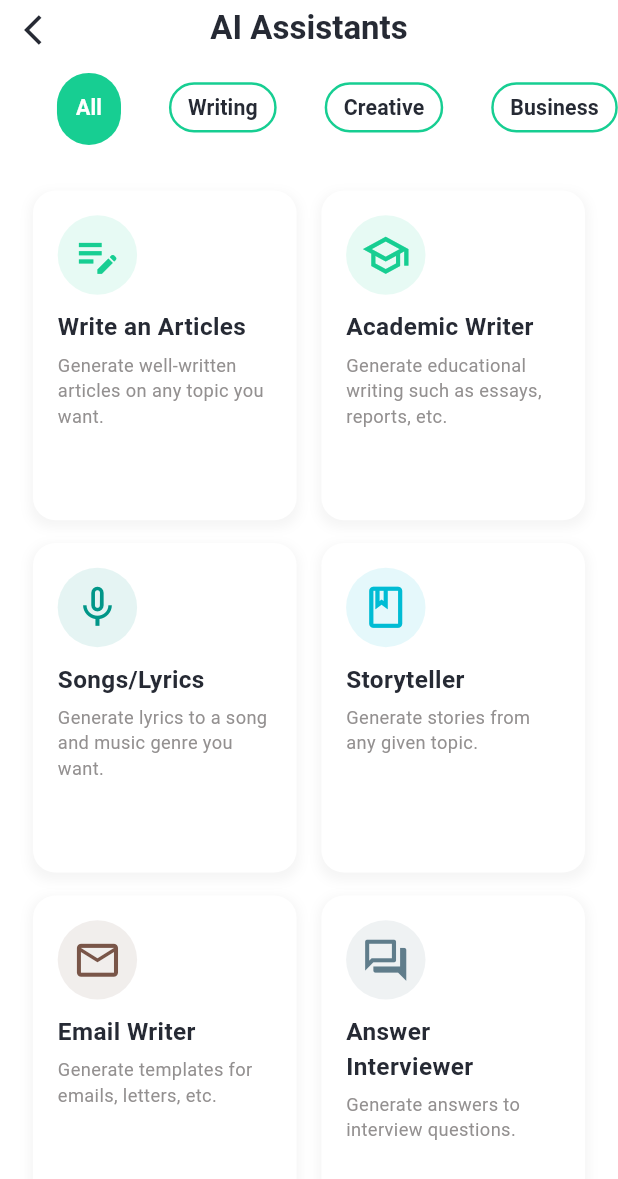
After one commit to mohamedbakr2005/Chatty_Ai, a Flutter app: the AiAssistantsScreen screen opened directly, on a phone screen of 412 x 824 dp. The commit adds this screen. Shown: the top 1179 px of the screen. Run offline on Flutter 3.47's test engine with Material 3 defaults, Android fonts, the phone set to English and light mode, and no system bars; our stand-ins replace flutter_bloc, flutter_screenutil, hive, hive_flutter, loading_animation_widget, share_plus; accounts and stored records are empty.

Commit message:
Create Ai-Assistants Screen

```diff
--- /dev/null
+++ b/lib/views/AI-Assistants/ui/Ai_Assistants_screen.dart
@@ -0,0 +1,311 @@
+import 'package:chatty_ai/core/constants/app_colors.dart';
+import 'package:chatty_ai/core/constants/app_spacing.dart';
+import 'package:flutter/material.dart';
+import 'package:flutter_screenutil/flutter_screenutil.dart';
+
+class AiAssistantsScreen extends StatefulWidget {
+  const AiAssistantsScreen({super.key});
+
+  @override
+  State<AiAssistantsScreen> createState() => _AiAssistantsScreenState();
+}
+
+class _AiAssistantsScreenState extends State<AiAssistantsScreen> {
+  final List<String> _categories = [
+    "All",
+    "Writing",
+    "Creative",
+    "Business",
+    "Social Media",
+    "Developer",
+    "Personal",
+    "Others",
+  ];
+  String _selectedCategory = "All";
+
+  final Map<String, List<Map<String, dynamic>>> _assistantsByCategory = {
+    "Writing": [
+      {
+        "icon": Icons.edit_note,
+        "iconColor": AppColors.primary,
+        "title": "Write an Articles",
+        "subtitle": "Generate well-written articles on any topic you want.",
+        "bgColor": AppColors.primary.withOpacity(0.1),
+      },
+      {
+        "icon": Icons.school_outlined,
+        "iconColor": AppColors.primary,
+        "title": "Academic Writer",
+        "subtitle":
+            "Generate educational writing such as essays, reports, etc.",
+        "bgColor": AppColors.primary.withOpacity(0.1),
+      },
+    ],
+    "Creative": [
+      {
+        "icon": Icons.mic_none,
+        "iconColor": Colors.teal,
+        "title": "Songs/Lyrics",
+        "subtitle": "Generate lyrics to a song and music genre you want.",
+        "bgColor": Colors.teal.withOpacity(0.1),
+      },
+      {
+        "icon": Icons.book_outlined,
+        "iconColor": Colors.cyan,
+        "title": "Storyteller",
+        "subtitle": "Generate stories from any given topic.",
+        "bgColor": Colors.cyan.withOpacity(0.1),
+      },
+    ],
+    "Business": [
+      {
+        "icon": Icons.mail_outline,
+        "iconColor": Colors.brown,
+        "title": "Email Writer",
+        "subtitle": "Generate templates for emails, letters, etc.",
+        "bgColor": Colors.brown.withOpacity(0.1),
+      },
+      {
+        "icon": Icons.question_answer_outlined,
+        "iconColor": Colors.blueGrey,
+        "title": "Answer Interviewer",
+        "subtitle": "Generate answers to interview questions.",
+        "bgColor": Colors.blueGrey.withOpacity(0.1),
+      },
+    ],
+    "Social Media": [
+      {
+        "icon": Icons.facebook,
+        "iconColor": AppColors.primary,
+        "title": "LinkedIn",
+        "subtitle": "Create attention-grabbing posts on LinkedIn.",
+        "bgColor": AppColors.primary.withOpacity(0.1),
+      },
+      {
+        "icon": Icons.photo_camera_outlined,
+        "iconColor": Colors.purple,
+        "title": "Instagram",
+        "subtitle": "Write captions that will get attention on Instagram.",
+        "bgColor": Colors.purple.withOpacity(0.1),
+      },
+    ],
+    "Developer": [
+      {
+        "icon": Icons.code,
+        "iconColor": AppColors.primary,
+        "title": "Write Code",
+        "subtitle": "Write apps & websites in any programming language.",
+        "bgColor": AppColors.primary.withOpacity(0.1),
+      },
+      {
+        "icon": Icons.description_outlined,
+        "iconColor": Colors.red,
+        "title": "Explain Code",
+        "subtitle": "Explain complicated programming code snippets.",
+        "bgColor": Colors.red.withOpacity(0.1),
+      },
+    ],
+    "Personal": [
+      {
+        "icon": Icons.cake_outlined,
+        "iconColor": Colors.yellow.shade700,
+        "title": "Birthday",
+        "subtitle": "Generate creative birthday wishes for loved ones.",
+        "bgColor": Colors.yellow.shade700.withOpacity(0.1),
+      },
+      {
+        "icon": Icons.sentiment_satisfied_alt_outlined,
+        "iconColor": Colors.orange,
+        "title": "Apology",
+        "subtitle": "Write an apology for the mistakes that have been made.",
+        "bgColor": Colors.orange.withOpacity(0.1),
+      },
+    ],
+    "Others": [
+      {
+        "icon": Icons.chat_bubble_outline,
+        "iconColor": AppColors.textInputBackground,
+        "title": "Create Conversation",
+        "subtitle": "Create a conversation between two or more people.",
+        "bgColor": AppColors.textInputBackground.withOpacity(0.1),
+      },
+      {
+        "icon": Icons.sentiment_very_satisfied_outlined,
+        "iconColor": AppColors.primary,
+        "title": "Tell a Joke",
+        "subtitle":
+            "Write funny jokes to help you to relax and make them laugh.",
+        "bgColor": AppColors.primary.withOpacity(0.1),
+      },
+    ],
+  };
+
+  @override
+  Widget build(BuildContext context) {
+    return DefaultTabController(
+      length: _categories.length,
+      child: Scaffold(
+        backgroundColor: AppColors.white,
+        appBar: AppBar(
+          backgroundColor: AppColors.white,
+          elevation: 0,
+          centerTitle: true,
+          title: const Text(
+            "AI Assistants",
+            style: TextStyle(
+              color: AppColors.textInputBackground,
+              fontWeight: FontWeight.bold,
+            ),
+          ),
+          leading: IconButton(
+            icon: const Icon(
+              Icons.arrow_back_ios,
+              color: AppColors.textInputBackground,
+            ),
+            onPressed: () => Navigator.pop(context),
+          ),
+          bottom: PreferredSize(
+            preferredSize: Size.fromHeight(50.h),
+            child: SingleChildScrollView(
+              scrollDirection: Axis.horizontal,
+              padding: EdgeInsets.symmetric(horizontal: 20.w, vertical: 10.h),
+              child: TabBar(
+                dividerColor: AppColors.white,
+                tabAlignment: TabAlignment.start,
+                isScrollable: true,
+                indicatorPadding: EdgeInsets.zero,
+                indicator: const BoxDecoration(
+                  color: AppColors.primary,
+                  borderRadius: BorderRadius.all(Radius.circular(50)),
+                ),
+                labelColor: AppColors.white,
+                unselectedLabelColor: AppColors.textInputBackground,
+                labelStyle: TextStyle(
+                  fontSize: 14.sp,
+                  fontWeight: FontWeight.w600,
+                ),
+                unselectedLabelStyle: TextStyle(
+                  fontSize: 14.sp,
+                  fontWeight: FontWeight.w600,
+                ),
+                tabs: _categories.map((category) {
+                  return Tab(
+                    child: Container(
+                      padding: EdgeInsets.symmetric(
+                        horizontal: 10.w,
+                        vertical: 5.h,
+                      ),
+                      decoration: BoxDecoration(
+                        border: Border.all(
+                          color: AppColors.primary,
+                          width: 1.5.w,
+                        ),
+                        borderRadius: BorderRadius.circular(50),
+                      ),
+                      child: Text(category),
+                    ),
+                  );
+                }).toList(),
+              ),
+            ),
+          ),
+        ),
+        body: TabBarView(
+          children: _categories.map((category) {
+            final List<Map<String, dynamic>> assistants = (category == "All")
+                ? _assistantsByCategory.values.expand((list) => list).toList()
+                : _assistantsByCategory[category] ?? [];
+
+            return SingleChildScrollView(
+              padding: EdgeInsets.symmetric(horizontal: 20.w, vertical: 20.h),
+              child: _buildCategoryGrid(assistants),
+            );
+          }).toList(),
+        ),
+      ),
+    );
+  }
+
+  // Widget to build the grid for a specific category
+  Widget _buildCategoryGrid(List<Map<String, dynamic>> assistants) {
+    if (assistants.isEmpty) {
+      return const Center(
+        child: Text("No assistants found for this category."),
+      );
+    }
+
+    return GridView.builder(
+      shrinkWrap: true,
+      physics: const NeverScrollableScrollPhysics(),
+      gridDelegate: SliverGridDelegateWithFixedCrossAxisCount(
+        crossAxisCount: 2,
+        crossAxisSpacing: 15.w,
+        mainAxisSpacing: 15.h,
+        childAspectRatio: 0.8,
+      ),
+      itemCount: assistants.length,
+      itemBuilder: (context, index) {
+        final assistant = assistants[index];
+        return _buildAssistantCard(
+          icon: assistant['icon'] as IconData,
+          iconColor: assistant['iconColor'] as Color,
+          title: assistant['title'] as String,
+          subtitle: assistant['subtitle'] as String,
+          backgroundColor: assistant['bgColor'] as Color,
+        );
+      },
+    );
+  }
+
+  // Widget to build a single AI assistant card
+  Widget _buildAssistantCard({
+    required IconData icon,
+    required Color iconColor,
+    required String title,
+    required String subtitle,
+    required Color backgroundColor,
+  }) {
+    return Container(
+      padding: EdgeInsets.all(15.w),
+      decoration: BoxDecoration(
+        color: AppColors.white,
+        borderRadius: BorderRadius.circular(15),
+        boxShadow: [
+          BoxShadow(
+            color: Colors.grey.withOpacity(0.1),
+            spreadRadius: 2,
+            blurRadius: 5,
+            offset: const Offset(0, 3),
+          ),
+        ],
+      ),
+      child: Column(
+        crossAxisAlignment: CrossAxisAlignment.start,
+        children: [
+          Container(
+            padding: const EdgeInsets.all(10),
+            decoration: BoxDecoration(
+              color: backgroundColor,
+              shape: BoxShape.circle,
+            ),
+            child: Icon(icon, color: iconColor, size: 30.w),
+          ),
+          verticalSpace(10),
+          Text(
+            title,
+            style: TextStyle(
+              fontSize: 16.sp,
+              fontWeight: FontWeight.bold,
+              color: AppColors.textInputBackground,
+            ),
+          ),
+          verticalSpace(5),
+          Text(
+            subtitle,
+            style: TextStyle(fontSize: 12.sp, color: AppColors.gray),
+          ),
+        ],
+      ),
+    );
+  }
+}
--- a/lib/views/init/init_screen.dart
+++ b/lib/views/init/init_screen.dart
@@ -1,3 +1,4 @@
+import 'package:chatty_ai/views/AI-Assistants/ui/Ai_Assistants_screen.dart';
 import 'package:chatty_ai/views/Account/ui/Account_screen.dart';
 import 'package:chatty_ai/views/History/ui/history_screen.dart';
 import 'package:chatty_ai/views/Home/ui/Home_Screen.dart';
@@ -30,7 +31,7 @@ class InitScreen extends StatelessWidget {
       case 0:
         return const HomeScreen();
       case 1:
-        return const HomeScreen();
+        return const AiAssistantsScreen();
       case 2:
         return const HistoryScreen();
       case 3:
```
